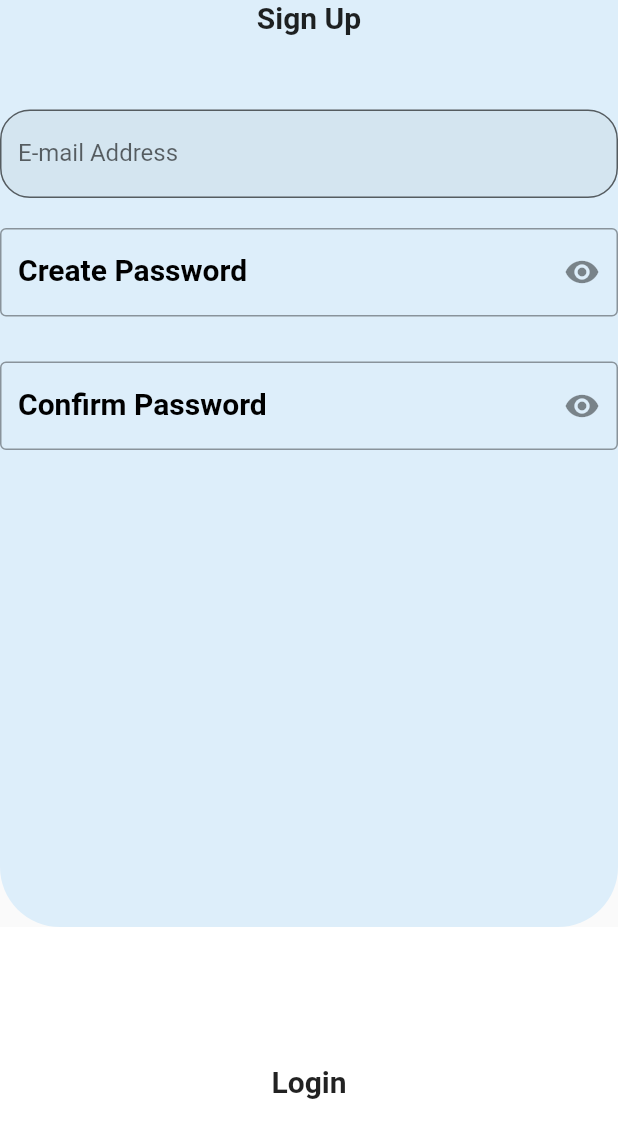
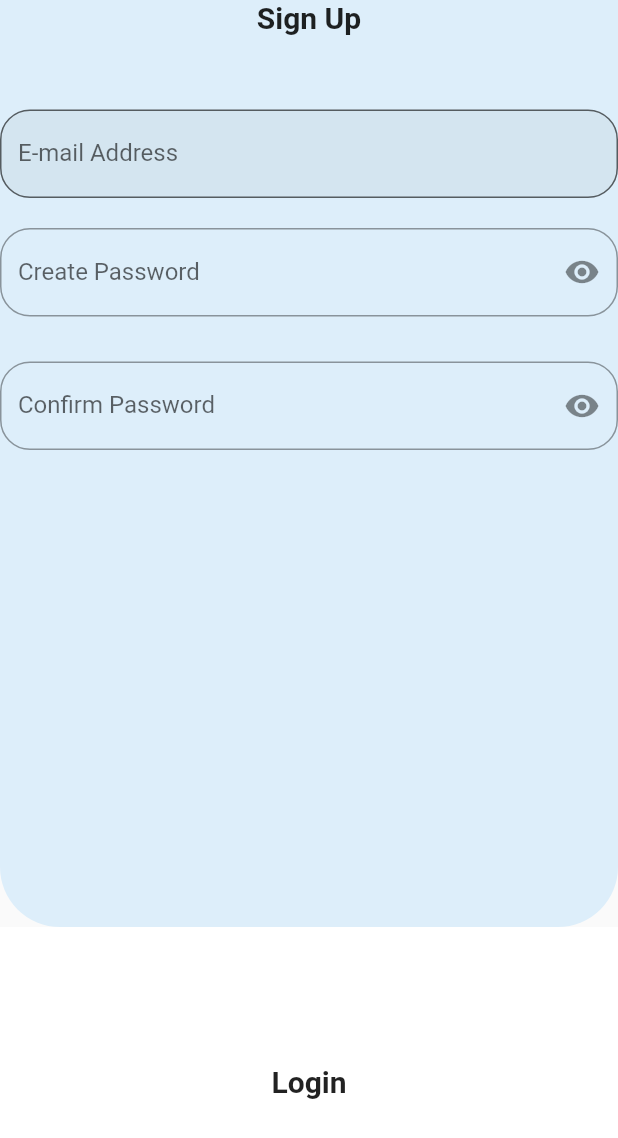
Before and after one commit to vipul-2003/Flutter-Development, a Flutter app: the screen it shows after launch, on a phone screen of 412 x 824 dp. Shown: the top 1138 px of the screen. Run offline on Flutter 3.47's test engine with Material 2 defaults, Android fonts, the light colour scheme and no system bars; our stand-ins replace animated_text_kit, audioplayers, firebase_auth, firebase_core, modal_progress_hud_nsn; accounts and stored records are empty; Roboto replaces fonts that are missing (Pacifico).

Commit message:
--- Auto Git Commit ---

```diff
--- a/sig/lib/Screens/LoginScreen.dart
+++ b/sig/lib/Screens/LoginScreen.dart
@@ -53,12 +53,6 @@ class _loginScreenState extends State<loginScreen> {
                       decoration: InputDecoration(
                         labelText: 'E-mail Address',
                         hintText: 'Enter Your Email ID',
-                        // labelStyle: TextStyle(
-                        //   fontWeight: FontWeight.bold,
-                        //   fontSize: 20.0,
-                        //   color: Colors.black,
-                        // ),
-
                           border: OutlineInputBorder(
                           borderRadius: BorderRadius.circular(20),
                         ),
@@ -82,12 +76,8 @@ class _loginScreenState extends State<loginScreen> {
                       decoration: InputDecoration(
                         labelText: 'Create Password',
                         hintText: 'Enter your password',
-                        labelStyle: const TextStyle(
-                          fontWeight: FontWeight.bold,
-                          fontSize: 20.0,
-                          color: Colors.black,
-                        ),
-                        border: const OutlineInputBorder(),
+                        border:  OutlineInputBorder(borderRadius: BorderRadius.circular(20),),
+
                         suffixIcon: IconButton(
                           icon: Icon(_secureText
                               ? Icons.remove_red_eye
@@ -113,12 +103,7 @@ class _loginScreenState extends State<loginScreen> {
                       decoration: InputDecoration(
                         labelText: 'Confirm Password',
                         hintText: 'Qwerty@1234',
-                        labelStyle: const TextStyle(
-                          fontWeight: FontWeight.bold,
-                          fontSize: 20.0,
-                          color: Colors.black,
-                        ),
-                        border: const OutlineInputBorder(),
+                        border: OutlineInputBorder(borderRadius: BorderRadius.circular(20),),
                         suffixIcon: IconButton(
                           icon: Icon(_secureText
                               ? Icons.remove_red_eye
```
